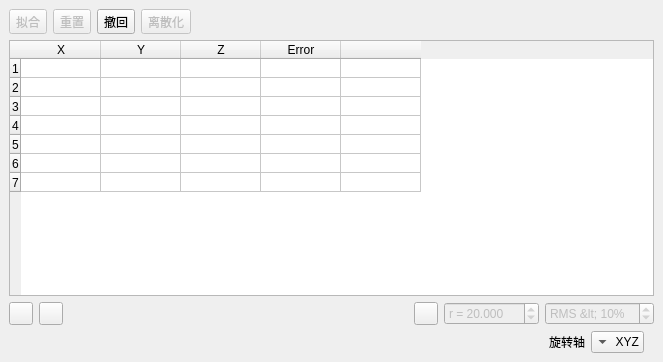
Old version of the form src/ui/3DpointsPickedDlg.ui in the repository qgis/QGIS.
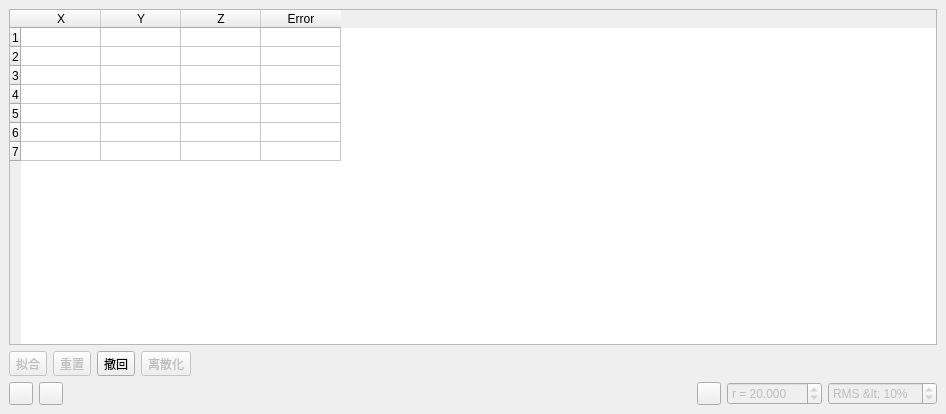
New version of the form. Icons and pictures are not drawn.

```diff
--- a/src/ui/3DpointsPickedDlg.ui
+++ b/src/ui/3DpointsPickedDlg.ui
@@ -6,8 +6,8 @@
    <rect>
     <x>0</x>
     <y>0</y>
-    <width>663</width>
-    <height>362</height>
+    <width>946</width>
+    <height>414</height>
    </rect>
   </property>
   <property name="windowTitle">
@@ -15,86 +15,6 @@
   </property>
   <widget class="QWidget" name="dockWidgetContents">
    <layout class="QVBoxLayout" name="verticalLayout">
-    <item>
-     <layout class="QHBoxLayout" name="horizontalLayout_2">
-      <item>
-       <widget class="QToolButton" name="niheToolButton">
-        <property name="enabled">
-         <bool>false</bool>
-        </property>
-        <property name="minimumSize">
-         <size>
-          <width>0</width>
-          <height>22</height>
-         </size>
-        </property>
-        <property name="text">
-         <string>拟合</string>
-        </property>
-       </widget>
-      </item>
-      <item>
-       <widget class="QToolButton" name="lisanhuaToolButton">
-        <property name="enabled">
-         <bool>false</bool>
-        </property>
-        <property name="text">
-         <string>重置</string>
-        </property>
-       </widget>
-      </item>
-      <item>
-       <widget class="QToolButton" name="undoToolButton">
-        <property name="toolTip">
-         <string>Close dialog (list will be lost)</string>
-        </property>
-        <property name="statusTip">
-         <string>Close dialog (list will be lost)</string>
-        </property>
-        <property name="text">
-         <string>撤回</string>
-        </property>
-        <property name="icon">
-         <iconset>
-          <normaloff>:/CC/images/smallCancel.png</normaloff>:/CC/images/smallCancel.png</iconset>
-        </property>
-       </widget>
-      </item>
-      <item>
-       <widget class="QToolButton" name="reduToolButton">
-        <property name="enabled">
-         <bool>false</bool>
-        </property>
-        <property name="statusTip">
-         <string>Convert list to new cloud (and close dialog)</string>
-        </property>
-        <property name="whatsThis">
-         <string>Convert list to new cloud (and close dialog)</string>
-        </property>
-        <property name="text">
-         <string>离散化</string>
-        </property>
-        <property name="icon">
-         <iconset>
-          <normaloff>:/CC/images/smallValidate.png</normaloff>:/CC/images/smallValidate.png</iconset>
-        </property>
-       </widget>
-      </item>
-      <item>
-       <spacer name="horizontalSpacer_3">
-        <property name="orientation">
-         <enum>Qt::Horizontal</enum>
-        </property>
-        <property name="sizeHint" stdset="0">
-         <size>
-          <width>40</width>
-          <height>20</height>
-         </size>
-        </property>
-       </spacer>
-      </item>
-     </layout>
-    </item>
     <item>
      <widget class="QTableWidget" name="alignedPointsTableWidget">
       <property name="editTriggers">
@@ -167,13 +87,88 @@
         <string>Error</string>
        </property>
       </column>
-      <column>
-       <property name="text">
-        <string/>
-       </property>
-      </column>
      </widget>
     </item>
+    <item>
+     <layout class="QHBoxLayout" name="horizontalLayout_2">
+      <item>
+       <widget class="QToolButton" name="niheToolButton">
+        <property name="enabled">
+         <bool>false</bool>
+        </property>
+        <property name="minimumSize">
+         <size>
+          <width>0</width>
+          <height>22</height>
+         </size>
+        </property>
+        <property name="text">
+         <string>拟合</string>
+        </property>
+       </widget>
+      </item>
+      <item>
+       <widget class="QToolButton" name="lisanhuaToolButton">
+        <property name="enabled">
+         <bool>false</bool>
+        </property>
+        <property name="text">
+         <string>重置</string>
+        </property>
+       </widget>
+      </item>
+      <item>
+       <widget class="QToolButton" name="undoToolButton">
+        <property name="toolTip">
+         <string>Close dialog (list will be lost)</string>
+        </property>
+        <property name="statusTip">
+         <string>Close dialog (list will be lost)</string>
+        </property>
+        <property name="text">
+         <string>撤回</string>
+        </property>
+        <property name="icon">
+         <iconset>
+          <normaloff>:/CC/images/smallCancel.png</normaloff>:/CC/images/smallCancel.png</iconset>
+        </property>
+       </widget>
+      </item>
+      <item>
+       <widget class="QToolButton" name="reduToolButton">
+        <property name="enabled">
+         <bool>false</bool>
+        </property>
+        <property name="statusTip">
+         <string>Convert list to new cloud (and close dialog)</string>
+        </property>
+        <property name="whatsThis">
+         <string>Convert list to new cloud (and close dialog)</string>
+        </property>
+        <property name="text">
+         <string>离散化</string>
+        </property>
+        <property name="icon">
+         <iconset>
+          <normaloff>:/CC/images/smallValidate.png</normaloff>:/CC/images/smallValidate.png</iconset>
+        </property>
+       </widget>
+      </item>
+      <item>
+       <spacer name="horizontalSpacer_3">
+        <property name="orientation">
+         <enum>Qt::Horizontal</enum>
+        </property>
+        <property name="sizeHint" stdset="0">
+         <size>
+          <width>40</width>
+          <height>20</height>
+         </size>
+        </property>
+       </spacer>
+      </item>
+     </layout>
+    </item>
     <item>
      <layout class="QHBoxLayout" name="horizontalLayout">
       <item>
@@ -274,91 +269,6 @@
       </item>
      </layout>
     </item>
-    <item>
-     <layout class="QHBoxLayout" name="horizontalLayout_4">
-      <item>
-       <spacer name="horizontalSpacer_4">
-        <property name="orientation">
-         <enum>Qt::Horizontal</enum>
-        </property>
-        <property name="sizeHint" stdset="0">
-         <size>
-          <width>40</width>
-          <height>20</height>
-         </size>
-        </property>
-       </spacer>
-      </item>
-      <item>
-       <widget class="QLabel" name="label">
-        <property name="sizePolicy">
-         <sizepolicy hsizetype="Maximum" vsizetype="Preferred">
-          <horstretch>0</horstretch>
-          <verstretch>0</verstretch>
-         </sizepolicy>
-        </property>
-        <property name="text">
-         <string>旋转轴</string>
-        </property>
-        <property name="alignment">
-         <set>Qt::AlignRight|Qt::AlignTrailing|Qt::AlignVCenter</set>
-        </property>
-       </widget>
-      </item>
-      <item>
-       <widget class="QComboBox" name="rotComboBox">
-        <property name="sizePolicy">
-         <sizepolicy hsizetype="Preferred" vsizetype="Fixed">
-          <horstretch>0</horstretch>
-          <verstretch>0</verstretch>
-         </sizepolicy>
-        </property>
-        <property name="toolTip">
-         <string>Constrains the rotation around a single axis (warning: experimental)</string>
-        </property>
-        <property name="layoutDirection">
-         <enum>Qt::RightToLeft</enum>
-        </property>
-        <item>
-         <property name="text">
-          <string notr="true">XYZ</string>
-         </property>
-        </item>
-        <item>
-         <property name="text">
-          <string notr="true">X</string>
-         </property>
-        </item>
-        <item>
-         <property name="text">
-          <string notr="true">Y</string>
-         </property>
-        </item>
-        <item>
-         <property name="text">
-          <string notr="true">Z</string>
-         </property>
-        </item>
-       </widget>
-      </item>
-      <item>
-       <spacer name="horizontalSpacer_5">
-        <property name="orientation">
-         <enum>Qt::Horizontal</enum>
-        </property>
-        <property name="sizeType">
-         <enum>QSizePolicy::Fixed</enum>
-        </property>
-        <property name="sizeHint" stdset="0">
-         <size>
-          <width>10</width>
-          <height>20</height>
-         </size>
-        </property>
-       </spacer>
-      </item>
-     </layout>
-    </item>
    </layout>
   </widget>
  </widget>
```
